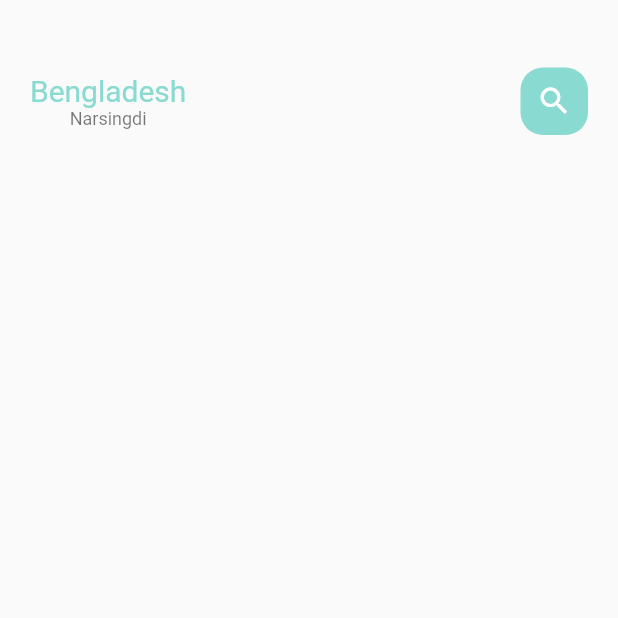
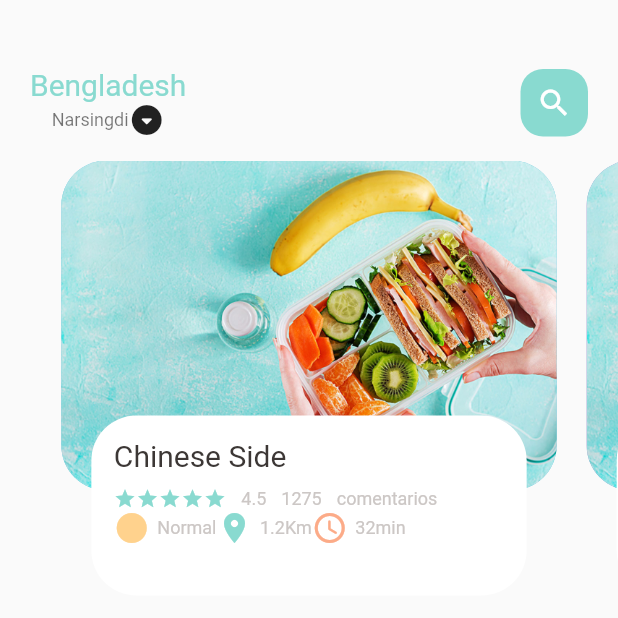
Before and after one commit to Yader1/flutter-food-ordering-app, a Flutter app: the screen it shows after launch, on a phone screen of 412 x 824 dp, the top half of it. Run offline on Flutter 3.47's test engine with Material 2 defaults, Android fonts, the phone set to English and light mode, and no system bars.

Commit message:
Agregando un tipo de  menu que muestra contenido especial

```diff
--- /dev/null
+++ b/lib/home/food_page_body.dart
@@ -0,0 +1,104 @@
+import 'package:flutter/material.dart';
+import 'package:flutter_tienda_comida/utils/colors.dart';
+import 'package:flutter_tienda_comida/widgets/big_text.dart';
+import 'package:flutter_tienda_comida/widgets/icon_and_text_widget.dart';
+import 'package:flutter_tienda_comida/widgets/small_text.dart';
+
+class FoodPageBody extends StatefulWidget {
+  FoodPageBody({Key? key}) : super(key: key);
+
+  @override
+  State<FoodPageBody> createState() => _FoodPageBodyState();
+}
+
+class _FoodPageBodyState extends State<FoodPageBody> {
+  PageController pageController = PageController(viewportFraction: 0.85);
+  @override
+  Widget build(BuildContext context) {
+    return Container(
+      height: 320,
+      child: PageView.builder(
+          controller: pageController,
+          itemCount: 5,
+          itemBuilder: (context, position) {
+            return _buildPageItem(position);
+          }),
+    );
+  }
+
+  Widget _buildPageItem(int index) {
+    return Stack(
+      children: [
+        Container(
+          height: 220,
+          margin: EdgeInsets.only(left: 10, right: 10),
+          decoration: BoxDecoration(
+              borderRadius: BorderRadius.circular(30),
+              color: index.isEven ? Color(0xFF69c5df) : Color(0xFF9294cc),
+              image: DecorationImage(
+                  fit: BoxFit.cover,
+                  image: AssetImage("assets/image/food0.jpg"))),
+        ),
+        //Diseño del espacio de la informacion de la barra principal
+        Align(
+          alignment: Alignment.bottomCenter,
+          child: Container(
+            height: 120,
+            margin: EdgeInsets.only(left: 30, right: 30, bottom: 30),
+            decoration: BoxDecoration(
+              borderRadius: BorderRadius.circular(30),
+              color: Colors.white,
+            ),
+            //Informacion de la barra
+            child: Container(
+              padding: EdgeInsets.only(top: 15, left: 15, right: 15),
+              child: Column(
+                  crossAxisAlignment: CrossAxisAlignment.start,
+                  children: [
+                    BigText(text: "Chinese Side"),
+                    SizedBox(
+                      height: 10,
+                    ),
+                    Row(
+                      children: [
+                        Wrap(
+                          children: List.generate(5, (index) {
+                            return Icon(
+                              Icons.star,
+                              color: AppColors.mainColor,
+                              size: 15,
+                            );
+                          }),
+                        ),
+                        SizedBox(width: 10,),
+                        SmallText(text: "4.5"),
+                        SizedBox(width: 10,),
+                        SmallText(text: "1275"),
+                        SizedBox(width: 10,),
+                        SmallText(text: "comentarios"),
+                      ],
+                    ),
+                    Row(children: [
+                      IconAndTextWidget(
+                        icon: Icons.circle_sharp,
+                        text: "Normal",
+                        iconColor: AppColors.iconColor1),
+
+                      IconAndTextWidget(
+                        icon: Icons.location_on,
+                        text: "1.2Km",
+                        iconColor: AppColors.mainColor),
+
+                      IconAndTextWidget(
+                        icon: Icons.access_time_rounded,
+                        text: "32min",
+                        iconColor: AppColors.iconColor2),
+                    ],)
+                  ]),
+            ),
+          ),
+        )
+      ],
+    );
+  }
+}
--- a/lib/home/main_food_page.dart
+++ b/lib/home/main_food_page.dart
@@ -1,4 +1,5 @@
 import 'package:flutter/material.dart';
+import 'package:flutter_tienda_comida/home/food_page_body.dart';
 import 'package:flutter_tienda_comida/utils/colors.dart';
 import 'package:flutter_tienda_comida/widgets/big_text.dart';
 import 'package:flutter_tienda_comida/widgets/small_text.dart';
@@ -27,7 +28,11 @@ class _MainFoodPageState extends State<MainFoodPage> {
                 Column(
                   children: [
                     BigText(text: "Bengladesh", color: AppColors.mainColor,), //Pais
-                    SmallText(text: "Narsingdi", color: Colors.black54)
+                    //Hacer un tipo lista del departamento
+                    Row(children: [
+                      SmallText(text: "Narsingdi", color: Colors.black54),
+                      Icon(Icons.arrow_drop_down_circle_rounded)
+                    ],)
                   ],
                 ),
                 Center(
@@ -39,10 +44,10 @@ class _MainFoodPageState extends State<MainFoodPage> {
                     borderRadius: BorderRadius.circular(15), color: AppColors.mainColor),
                   )
                 )
-              ],
-            ),
-          ),
-      )]),
+              ],),
+          ),),
+      FoodPageBody()
+      ]),
     );
   }
 }
--- /dev/null
+++ b/lib/widgets/icon_and_text_widget.dart
@@ -0,0 +1,25 @@
+import 'package:flutter/material.dart';
+import 'package:flutter_tienda_comida/widgets/small_text.dart';
+
+class IconAndTextWidget extends StatelessWidget {
+  final IconData icon;
+  final String text;
+  final Color iconColor;
+
+  const IconAndTextWidget({Key? key,
+    required this.icon,
+    required this.text,
+    required this.iconColor}
+  ) : super(key: key);
+
+  @override
+  Widget build(BuildContext context) {
+    return Row(
+      children: [
+        Icon(icon, color: iconColor,),
+        SizedBox(width: 5,),
+        SmallText(text: text),
+      ],
+    );
+  }
+}
--- a/pubspec.yaml
+++ b/pubspec.yaml
@@ -58,8 +58,8 @@ flutter:
   uses-material-design: true
 
   # To add assets to your application, add an assets section, like this:
-  # assets:
-  #   - images/a_dot_burr.jpeg
+  assets:
+    - assets/image/
   #   - images/a_dot_ham.jpeg
 
   # An image asset can refer to one or more resolution-specific "variants", see
```
Also changed, not shown: assets/image/food0.jpg (added), assets/image/food1.png (added), assets/image/food2.png (added), assets/image/food3.png (added), assets/image/food4.png (added).
